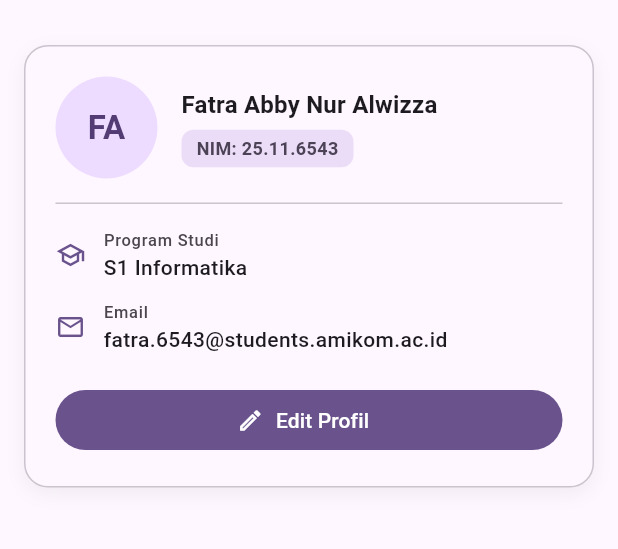
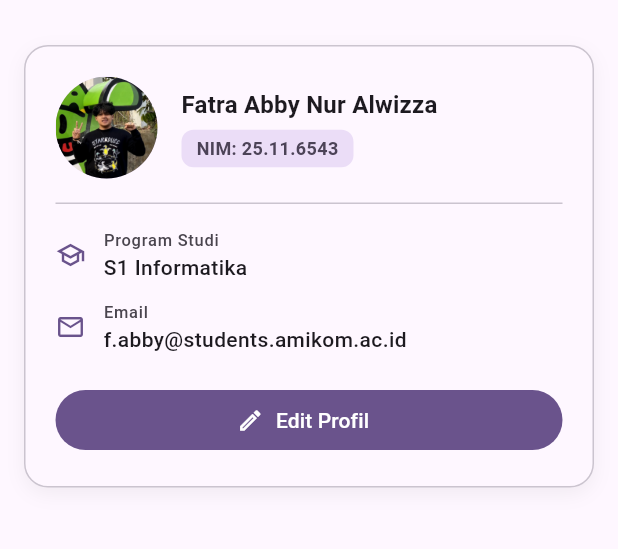
Before and after one commit to Fatra17/responsi-pemrograman-mobile-25.11.6543, a Flutter app: the screen it shows after launch, after a tap on the "account circle" icon, on a phone screen of 412 x 824 dp, the part 63-612 px from its top. Run offline on Flutter 3.47's test engine with Material 3 defaults, Android fonts, the phone set to English and light mode, and no system bars; our stand-ins replace flutter_dotenv, flutter_secure_storage, shared_preferences; network calls fail.

Commit message:
Update project

```diff
--- a/lib/providers/app_provider.dart
+++ b/lib/providers/app_provider.dart
@@ -79,7 +79,7 @@ class _AppProviderWrapperState extends State<AppProviderWrapper> {
     name: 'Fatra Abby Nur Alwizza',
     nim: '25.11.6543',
     programStudi: 'S1 Informatika',
-    email: 'fatra.6543@students.amikom.ac.id',
+    email: 'f.abby@students.amikom.ac.id',
   );
 
   List<Note> _notes = [];
--- a/lib/screens/home_screen.dart
+++ b/lib/screens/home_screen.dart
@@ -16,7 +16,7 @@ import 'profile_screen.dart';
 typedef PostItem = Map<String, dynamic>;
 
 /// Layar utama aplikasi yang menampilkan ringkasan profil, daftar catatan kuliah,
-/// serta data referensi dari HTTP API publik.
+/// serta data referensi dari HTTP API publik dengan navigasi bawah.
 class HomeScreen extends StatefulWidget {
   /// Konstruktor [HomeScreen].
   const HomeScreen({super.key});
@@ -26,6 +26,7 @@ class HomeScreen extends StatefulWidget {
 }
 
 class _HomeScreenState extends State<HomeScreen> {
+  int _selectedIndex = 0;
   List<PostItem> _apiPosts = [];
   bool _isApiLoading = true;
   String? _apiErrorMessage;
@@ -218,11 +219,8 @@ class _HomeScreenState extends State<HomeScreen> {
   Widget build(BuildContext context) {
     final provider = AppProvider.of(context);
     final colorScheme = Theme.of(context).colorScheme;
-    final hasValidPhoto = provider.student.photoUrl.startsWith('http');
 
-    return DefaultTabController(
-      length: 2,
-      child: Scaffold(
+    return Scaffold(
       appBar: AppBar(
         toolbarHeight: 64,
         title: Row(
@@ -271,38 +269,19 @@ class _HomeScreenState extends State<HomeScreen> {
             },
           ),
         ],
-          bottom: const TabBar(
-            tabs: [
-              Tab(icon: Icon(Icons.note_outlined), text: 'Catatan Saya'),
-              Tab(icon: Icon(Icons.public_outlined), text: 'Referensi API'),
-            ],
-          ),
       ),
       body: Column(
         children: [
           Container(
             width: double.infinity,
             padding: const EdgeInsets.symmetric(horizontal: 16, vertical: 12),
-              color: colorScheme.primaryContainer.withOpacity(0.45),
+            color: colorScheme.primaryContainer.withValues(alpha: 0.45),
             child: Row(
               children: [
                 CircleAvatar(
                   radius: 20,
                   backgroundColor: colorScheme.primary,
-                    backgroundImage: hasValidPhoto
-                        ? NetworkImage(provider.student.photoUrl)
-                        : null,
-                    child: hasValidPhoto
-                        ? null
-                        : Text(
-                            provider.student.name.isNotEmpty
-                                ? provider.student.name[0].toUpperCase()
-                                : 'M',
-                            style: TextStyle(
-                              color: colorScheme.onPrimary,
-                              fontWeight: FontWeight.bold,
-                            ),
-                          ),
+                  backgroundImage: const AssetImage('assets/images/profil.jpg'),
                 ),
                 const SizedBox(width: 12),
                 Expanded(
@@ -311,8 +290,7 @@ class _HomeScreenState extends State<HomeScreen> {
                     children: [
                       Text(
                         provider.student.name,
-                          style:
-                              Theme.of(context).textTheme.titleSmall?.copyWith(
+                        style: Theme.of(context).textTheme.titleSmall?.copyWith(
                               fontWeight: FontWeight.bold,
                             ),
                         maxLines: 1,
@@ -329,12 +307,9 @@ class _HomeScreenState extends State<HomeScreen> {
             ),
           ),
           Expanded(
-              child: TabBarView(
-                children: [
-                  _buildNotesTab(provider),
-                  _buildApiReferenceTab(colorScheme),
-                ],
-              ),
+            child: _selectedIndex == 0
+                ? _buildNotesTab(provider)
+                : _buildApiReferenceTab(colorScheme),
           ),
         ],
       ),
@@ -343,6 +318,25 @@ class _HomeScreenState extends State<HomeScreen> {
         icon: const Icon(Icons.add),
         label: const Text('Catatan Baru'),
       ),
+      bottomNavigationBar: NavigationBar(
+        selectedIndex: _selectedIndex,
+        onDestinationSelected: (index) {
+          setState(() {
+            _selectedIndex = index;
+          });
+        },
+        destinations: const [
+          NavigationDestination(
+            icon: Icon(Icons.note_outlined),
+            selectedIcon: Icon(Icons.note),
+            label: 'Catatan Saya',
+          ),
+          NavigationDestination(
+            icon: Icon(Icons.public_outlined),
+            selectedIcon: Icon(Icons.public),
+            label: 'Referensi API',
+          ),
+        ],
       ),
     );
   }
--- a/lib/widgets/profile_card.dart
+++ b/lib/widgets/profile_card.dart
@@ -26,7 +26,7 @@ class ProfileCard extends StatelessWidget {
   @override
   Widget build(BuildContext context) {
     final colorScheme = Theme.of(context).colorScheme;
-    final hasValidPhoto = student.photoUrl.startsWith('http');
+    // final hasValidPhoto = student.photoUrl.startsWith('http');
 
     return Container(
       width: double.infinity,
@@ -50,18 +50,18 @@ class ProfileCard extends StatelessWidget {
               CircleAvatar(
                 radius: 34,
                 backgroundColor: colorScheme.primaryContainer,
-                backgroundImage:
-                    hasValidPhoto ? NetworkImage(student.photoUrl) : null,
-                child: hasValidPhoto
-                    ? null
-                    : Text(
-                        _getInitials(student.name),
-                        style: TextStyle(
-                          fontSize: 22,
-                          fontWeight: FontWeight.bold,
-                          color: colorScheme.onPrimaryContainer,
-                        ),
-                      ),
+                backgroundImage: const AssetImage('assets/images/profil.jpg'),
+                //     hasValidPhoto ? NetworkImage(student.photoUrl) : null,
+                // child: hasValidPhoto
+                //     ? null
+                //     : Text(
+                //         _getInitials(student.name),
+                //         style: TextStyle(
+                //           fontSize: 22,
+                //           fontWeight: FontWeight.bold,
+                //           color: colorScheme.onPrimaryContainer,
+                //         ),
+                //       ),
               ),
               const SizedBox(width: 16),
               Expanded(
--- a/pubspec.yaml
+++ b/pubspec.yaml
@@ -24,3 +24,4 @@ flutter:
   uses-material-design: true
   assets:
     - .env
+    - assets/images/
```
Also changed, not shown: assets/images/profil.jpg (added). Lines whose indentation alone changed are shown as unchanged.
